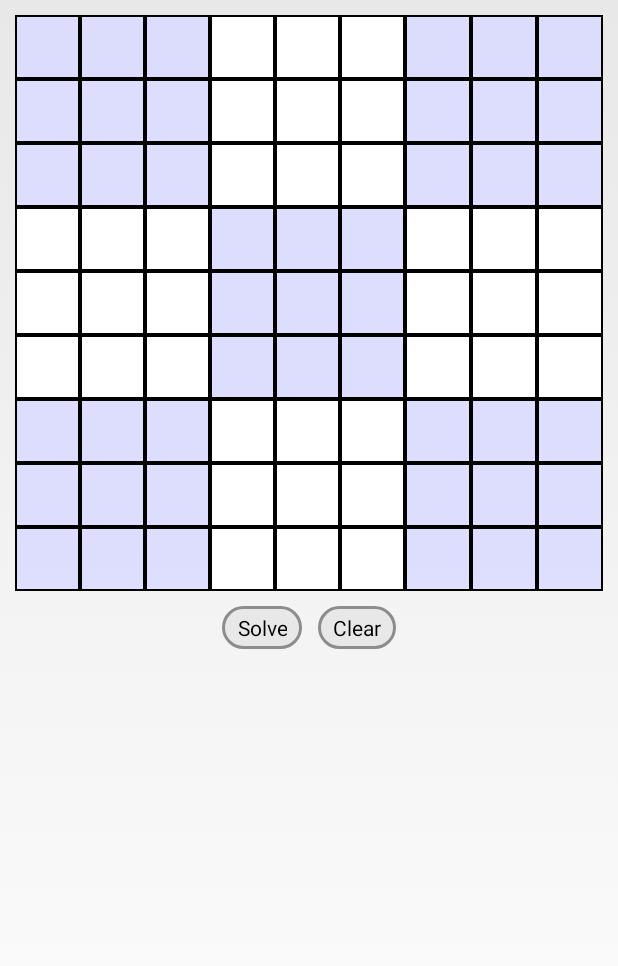
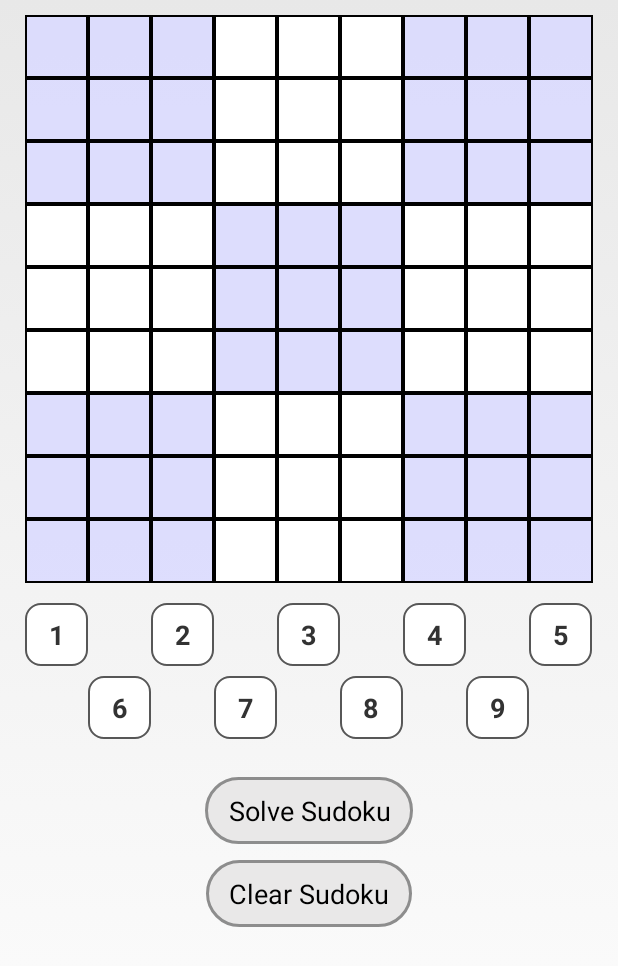
Before and after one commit to kashew-developers/PuzzleSolver, an Android app: the Sudoku screen opened directly, with no data from a screen before it, on a phone screen of 412 x 824 dp. Shown: the top 966 px of the screen. Run offline under Robolectric (Android 15) with nearby library versions, the phone set to English and light mode, and no system bars.

Commit message:
Improved Sudoku

```diff
--- a/app/src/main/java/in/kashewdevelopers/puzzlesolver/Sudoku.java
+++ b/app/src/main/java/in/kashewdevelopers/puzzlesolver/Sudoku.java
@@ -1,56 +1,78 @@
 package in.kashewdevelopers.puzzlesolver;
 
 import android.app.Activity;
-import android.content.Context;
+import android.graphics.Point;
+import android.graphics.Typeface;
+import android.graphics.drawable.Drawable;
 import android.os.Bundle;
 import android.os.Handler;
-import android.text.Editable;
-import android.text.InputType;
-import android.text.TextWatcher;
+import android.view.Display;
 import android.view.Gravity;
 import android.view.View;
-import android.view.inputmethod.InputMethodManager;
-import android.widget.EditText;
+import android.widget.Button;
 import android.widget.LinearLayout;
+import android.widget.TextView;
 import android.widget.Toast;
+
+import java.util.HashMap;
+import java.util.Map;
 
 public class Sudoku extends Activity {
 
-    LinearLayout sudokuBoxLayout;
-    Toast cannotSolveToast, pressBackToast;
-    boolean backPressed = false;
+    LinearLayout sudokuBoxes, inputPanel;
+    Toast pressBackToast, selectBlockForInput, lessInput, invalidInput;
+    Button clearButton;
+    boolean backPressed;
+
+    TextView[][] sudokuBoxesView;
+    TextView selectedBlock;
+    Drawable previousBackground;
 
     @Override
     protected void onCreate(Bundle savedInstanceState) {
+
         super.onCreate(savedInstanceState);
         setContentView(R.layout.activity_sudoku);
 
-        sudokuBoxLayout = findViewById(R.id.sudokuBoxes);
+        sudokuBoxesView = new TextView[9][9];
+        backPressed = false;
+        selectedBlock = null;
+        previousBackground = null;
+
+        invalidInput = Toast.makeText(this, "Invalid Input. Check the entered numbers", Toast.LENGTH_LONG);
+        pressBackToast = Toast.makeText(this, "Press Back Again", Toast.LENGTH_SHORT);
+        selectBlockForInput = Toast.makeText(this, "select any above block for input", Toast.LENGTH_SHORT);
+        lessInput = Toast.makeText(this, "At Least 16 numbers should be entered", Toast.LENGTH_LONG);
+
+        clearButton = findViewById(R.id.clearButton);
+        sudokuBoxes = findViewById(R.id.sudokuBoxes);
+        inputPanel = findViewById(R.id.inputPanel);
         createSudokuBoxes();
-
-        cannotSolveToast = Toast.makeText(this, "This cannot be solved", Toast.LENGTH_SHORT);
-        pressBackToast = Toast.makeText(this, "Press Back Again", Toast.LENGTH_SHORT);
 
     }
 
     public void createSudokuBoxes() {
 
-        /*
-        Sudoku contains 81 boxes / positions (9 x 9 matrix)
-        Adding each individual box using XML is tedious process
-        and modification is also difficult, it is better to dynamically
-        add all the required boxes.
-         */
+        // Get Screen Resolution
+        Display display = getWindowManager().getDefaultDisplay();
+        Point point = new Point();
+        display.getSize(point);
+        int screenWidth = point.x;
+
+        sudokuBoxes.getLayoutParams().width = screenWidth - 50;
+        sudokuBoxes.getLayoutParams().height = screenWidth - 50;
 
         for (int r = 0; r < 9; r++) {
             LinearLayout row = new LinearLayout(this);
-            row.setLayoutParams(new LinearLayout.LayoutParams(LinearLayout.LayoutParams.MATCH_PARENT, LinearLayout.LayoutParams.WRAP_CONTENT));
+            row.setLayoutParams(new LinearLayout.LayoutParams(LinearLayout.LayoutParams.MATCH_PARENT, 0, 1));
 
             for (int i = 0; i < 9; i++) {
-                EditText box = new EditText(this);
-                LinearLayout.LayoutParams layoutParams = new LinearLayout.LayoutParams(0, LinearLayout.LayoutParams.WRAP_CONTENT, 1);
+                TextView box = new TextView(this);
+                box.setTextSize(18);
+                LinearLayout.LayoutParams layoutParams = new LinearLayout.LayoutParams(0, LinearLayout.LayoutParams.MATCH_PARENT, 1);
                 layoutParams.setMargins(0, 0, 0, 0);
                 box.setLayoutParams(layoutParams);
+                box.setTypeface(null, Typeface.BOLD_ITALIC);
 
                 // create shaded boxes or white boxes
                 if (r < 3 || r > 5) {
@@ -62,102 +84,210 @@ public class Sudoku extends Activity {
                 }
 
                 box.setGravity(Gravity.CENTER);
-                box.setInputType(InputType.TYPE_CLASS_NUMBER);
-
-                // Close keyboard after taking input
-                final EditText temp = box;
-                box.addTextChangedListener(new TextWatcher() {
+                box.setOnClickListener(new View.OnClickListener() {
                     @Override
-                    public void beforeTextChanged(CharSequence s, int start, int count, int after) { }
-
-                    @Override
-                    public void onTextChanged(CharSequence s, int start, int before, int count) { }
-
-                    @Override
-                    public void afterTextChanged(Editable s) {
-
-                        if (s.toString().length() > 0) {
-                            InputMethodManager imm = (InputMethodManager) getSystemService(Context.INPUT_METHOD_SERVICE);
-                            imm.hideSoftInputFromWindow(temp.getWindowToken(), 0);
-                        }
+                    public void onClick(View v) {
+                        sudokuBoxClicked(v);
                     }
                 });
+                row.addView(box);
 
+                sudokuBoxesView[r][i] = box;
+            }
+
+            sudokuBoxes.addView(row);
+        }
+
+
+        inputPanel.getLayoutParams().width = screenWidth - 50;
+        LinearLayout row = new LinearLayout(this);
+        inputPanel.addView(row);
+        LinearLayout.LayoutParams layoutParams = new LinearLayout.LayoutParams(LinearLayout.LayoutParams.MATCH_PARENT, (screenWidth - 50) / 9);
+        layoutParams.setMargins(0, 20, 0, 0);
+        row.setLayoutParams(layoutParams);
+
+        for (int i = 1; i <= 5; i++) {
+            TextView box = new TextView(this);
+            layoutParams = new LinearLayout.LayoutParams((screenWidth - 50) / 9, LinearLayout.LayoutParams.MATCH_PARENT);
+            layoutParams.setMargins(0, 0, (i == 5) ? 0 : (screenWidth - 50) / 9, 0);
+            box.setLayoutParams(layoutParams);
+            box.setBackgroundResource(R.drawable.input_box);
+            box.setText(String.valueOf(i));
+            box.setTextSize(18);
+            box.setTypeface(null, Typeface.BOLD);
+            box.setGravity(Gravity.CENTER);
+            box.setOnClickListener(new View.OnClickListener() {
+                @Override
+                public void onClick(View v) {
+                    inputButtonClicked(v);
+                }
+            });
             row.addView(box);
         }
 
-            sudokuBoxLayout.addView(row);
+        row = new LinearLayout(this);
+        inputPanel.addView(row);
+        layoutParams = new LinearLayout.LayoutParams(LinearLayout.LayoutParams.MATCH_PARENT, (screenWidth - 50) / 9);
+        layoutParams.setMargins(0, 10, 0, 0);
+        row.setLayoutParams(layoutParams);
+
+        for (int i = 6; i <= 9; i++) {
+            TextView box = new TextView(this);
+            layoutParams = new LinearLayout.LayoutParams((screenWidth - 50) / 9, LinearLayout.LayoutParams.MATCH_PARENT);
+            layoutParams.setMargins((screenWidth - 50) / 9, 0, 0, 0);
+            box.setLayoutParams(layoutParams);
+            box.setBackgroundResource(R.drawable.input_box);
+            box.setText(String.valueOf(i));
+            box.setTypeface(null, Typeface.BOLD);
+            box.setTextSize(18);
+            box.setGravity(Gravity.CENTER);
+            box.setOnClickListener(new View.OnClickListener() {
+                @Override
+                public void onClick(View v) {
+                    inputButtonClicked(v);
                 }
+            });
+            row.addView(box);
+        }
+
+    }
+
+    public void sudokuBoxClicked(View v) {
+
+        if (selectedBlock == null) {
+            selectedBlock = (TextView) v;
+            previousBackground = v.getBackground();
+            v.setBackgroundResource(R.drawable.selected_box);
+            clearButton.setText(R.string.clearBox);
+        } else if (selectedBlock == v) {
+            v.setBackground(previousBackground);
+            selectedBlock = null;
+            clearButton.setText(R.string.clearSudoku);
+        } else {
+            selectedBlock.setBackground(previousBackground);
+            selectedBlock = (TextView) v;
+            previousBackground = v.getBackground();
+            v.setBackgroundResource(R.drawable.selected_box);
+        }
+
+    }
+
+    public void inputButtonClicked(View v) {
+
+        if (selectedBlock == null) {
+            selectBlockForInput.show();
+            return;
+        }
+
+        selectedBlock.setText(((TextView) v).getText());
+
+    }
+
+    public boolean validateInput(int[][] sudokuMatrix) {
+
+        // Check if all rows are valid
+        for (int row = 0; row < 9; row++) {
+
+            Map<Integer, Integer> numbers = new HashMap<>();
+            for (int i = 0; i < 9; i++) {
+                if (sudokuMatrix[row][i] != 0 && numbers.containsKey(sudokuMatrix[row][i]))
+                    return false;
+                else
+                    numbers.put(sudokuMatrix[row][i], 0);
+            }
+        }
+
+        // Check if all columns are valid
+        for (int col = 0; col < 9; col++) {
+
+            Map<Integer, Integer> numbers = new HashMap<>();
+            for (int i = 0; i < 9; i++) {
+                if (sudokuMatrix[i][col] != 0 && numbers.containsKey(sudokuMatrix[i][col]))
+                    return false;
+                else
+                    numbers.put(sudokuMatrix[i][col], 0);
+            }
+        }
+
+        // Check if all sectors are valid
+        for (int r = 0; r < 3; r++) {
+            for (int c = 0; c < 3; c++) {
+
+                Map<Integer, Integer> numbers = new HashMap<>();
+                for (int i = r * 3; i < (r * 3) + 3; i++) {
+                    for (int j = c * 3; j < (c * 3) + 3; j++) {
+                        if (sudokuMatrix[i][j] != 0 && numbers.containsKey(sudokuMatrix[i][j]))
+                            return false;
+                        else
+                            numbers.put(sudokuMatrix[i][j], 0);
+                    }
+                }
+
+            }
+        }
+
+        return true;
+
     }
 
     public void onSolveClick(View v) {
 
+        // If a box is selected, unselect it
+        if (selectedBlock != null) {
+            sudokuBoxClicked(selectedBlock);
+        }
+
+
         /*
-
             When user clicks the SOLVE button,
             read all the values inserted in the sudoku matrix
-        and store in an int[][] named sudokuMatrix.
+            and store in sudokuMatrix.
 
             if the input box is empty, insert 0
-        else convert string input to integer and assign to matrix
-
-        if user inserts a value that is less than 1 or greater than 9,
-        (sudoku is valid only for the range [1,9]), assign 0 to the matrix
-
 
             if puzzle is solved, SOLVED = true, showOutput by changing
-        the values of other sudoku boxes.
-        Else show a toast that it cannot be solved.
-
+            the values of empty sudoku boxes.
          */
 
         int[][] sudokuMatrix = new int[9][9];
-        boolean solved = false;
+        int zeroCount = 0;
 
         // Traverse through each box & store its value in matrix
-        for (int r = 0; r < sudokuBoxLayout.getChildCount(); r++) {
+        for (int r = 0; r < sudokuBoxes.getChildCount(); r++) {
 
-            LinearLayout row = (LinearLayout) sudokuBoxLayout.getChildAt(r);
+            LinearLayout row = (LinearLayout) sudokuBoxes.getChildAt(r);
 
             for (int c = 0; c < row.getChildCount(); c++) {
 
-                EditText box = (EditText) row.getChildAt(c);
-                int value = (box.getText().length() != 0) ? (Integer.parseInt(box.getText().toString())) : 0;
-                value = (value > 0 && value < 10) ? value : 0;
-                sudokuMatrix[r][c] = value;
+                TextView box = (TextView) row.getChildAt(c);
+                sudokuMatrix[r][c] = (box.getText().length() != 0) ? (Integer.parseInt(box.getText().toString())) : 0;
+
+                if (sudokuMatrix[r][c] == 0) zeroCount++;
 
             }
 
         }
 
+        // Minimum 16 numbers are required to solve a sudoku
+        if (81 - zeroCount < 16) {
+            lessInput.show();
+            return;
+        }
+
+        // Check if the input is valid
+        if (!validateInput(sudokuMatrix)) {
+            invalidInput.show();
+        }
+
         /*
-        send input matrix & position of the first box
+            send sudokuMatrix & position of the first box
             to the SOLVE method.
             Solve returns TRUE if puzzle solved,
             FALSE otherwise
          */
-        solved = solve(sudokuMatrix, new int[]{0, 0});
 
-        // if puzzle is solved, show solution, else show toast
-        if( solved ) showSolution(sudokuMatrix);
-        else cannotSolveToast.show();
+        solve(sudokuMatrix, new int[]{0, 0});
 
-    }
-
-    public void showSolution(int[][] matrix){
-
-        /*
-        If the puzzle is solved, take matrix (solution)
-        and assign values to all the boxes in the sudoku
-         */
-
-        for(int i = 0; i < 9; i++){
-            LinearLayout row = (LinearLayout) sudokuBoxLayout.getChildAt(i);
-            for(int j = 0; j < 9; j++){
-                EditText box = (EditText) row.getChildAt(j);
-                box.setText( String.valueOf(matrix[i][j]) );
-            }
-        }
     }
 
     public boolean solve(int[][] matrix, int[] rowColumn) {
@@ -165,10 +295,10 @@ public class Sudoku extends Activity {
         /*
             This method take the matrix & the current position as input.
 
+            if the current position is beyond the matrix, we have completed the puzzle
+
             if the current position already has a value not equal to zero, that position is already solved
             set "solved" to TRUE and recursively call "solve" for the next position
-
-        if the current position is beyond the matrix, we have completed the puzzle
 
             if current position is empty, iterate through 1 - 9 to find correct value
             in each iteration, check if the "value" is valid for current position,
@@ -182,12 +312,13 @@ public class Sudoku extends Activity {
         boolean solved = false;
 
         // check if we have completed the puzzle
-        if( rowColumn[0] > 8 ){
+        if (rowColumn[0] > 8) {
             solved = true;
-        }
-        else if( matrix[rowColumn[0]][rowColumn[1]] != 0 ) {
+            return solved;
+        } else if (matrix[rowColumn[0]][rowColumn[1]] != 0) {
             nextBox(rowColumn);
             solved = solve(matrix, rowColumn);
+            return solved;
         }
 
         // Iterate from 1 to 9 to check every possible value in the current position
@@ -201,6 +332,7 @@ public class Sudoku extends Activity {
 
                 // Assign solution in matrix
                 matrix[rowColumn[0]][rowColumn[1]] = value;
+                sudokuBoxesView[rowColumn[0]][rowColumn[1]].setText(String.valueOf(value));
 
                 // Find position of next box
                 int[] nextBoxPosition = {rowColumn[0], rowColumn[1]};
@@ -217,8 +349,9 @@ public class Sudoku extends Activity {
         }
 
         // if the puzzle is not solved, assign 0 to current position box (previous value)
-        if( ! solved ){
+        if (!solved) {
             matrix[rowColumn[0]][rowColumn[1]] = 0;
+            sudokuBoxesView[rowColumn[0]][rowColumn[1]].setText("");
         }
 
         return solved;
@@ -242,14 +375,10 @@ public class Sudoku extends Activity {
         check if the given TARGET is valid for the given
         position (row & column) in the matrix.
          */
-        if (!numberExistInRow(matrix, row, target) &&
+
+        return !numberExistInRow(matrix, row, target) &&
                 !numberExistInColumn(matrix, column, target) &&
-                !numberExistInSubGrid(matrix, row, column, target)) {
-
-            return true;
-        }
-
-        return false;
+                !numberExistInSubGrid(matrix, row, column, target);
 
     }
 
@@ -288,10 +417,15 @@ public class Sudoku extends Activity {
 
     public void onClearClick(View v) {
 
-        for (int i = 0; i < sudokuBoxLayout.getChildCount(); i++) {
-            LinearLayout row = (LinearLayout) sudokuBoxLayout.getChildAt(i);
+        if (selectedBlock != null) {
+            selectedBlock.setText("");
+            return;
+        }
+
+        for (int i = 0; i < sudokuBoxes.getChildCount(); i++) {
+            LinearLayout row = (LinearLayout) sudokuBoxes.getChildAt(i);
             for (int j = 0; j < row.getChildCount(); j++) {
-                EditText box = (EditText) row.getChildAt(j);
+                TextView box = (TextView) row.getChildAt(j);
                 box.setText(R.string.blank);
             }
         }
@@ -301,7 +435,7 @@ public class Sudoku extends Activity {
     @Override
     public void onBackPressed() {
 
-        if( backPressed ) super.onBackPressed();
+        if (backPressed) super.onBackPressed();
 
         backPressed = true;
         pressBackToast.show();
@@ -315,8 +449,11 @@ public class Sudoku extends Activity {
 
     @Override
     protected void onDestroy() {
+        lessInput.cancel();
         pressBackToast.cancel();
-        cannotSolveToast.cancel();
+        selectBlockForInput.cancel();
+        invalidInput.cancel();
         super.onDestroy();
     }
+
 }
--- /dev/null
+++ b/app/src/main/res/drawable/selected_box.xml
@@ -0,0 +1,9 @@
+<?xml version="1.0" encoding="utf-8"?>
+<shape xmlns:android="http://schemas.android.com/apk/res/android">
+
+    <solid android:color="#FAD44F" />
+    <stroke
+        android:width="1dp"
+        android:color="#000000" />
+
+</shape>
--- a/app/src/main/res/layout/activity_sudoku.xml
+++ b/app/src/main/res/layout/activity_sudoku.xml
@@ -6,25 +6,38 @@
     tools:context=".Sudoku">
 
     <LinearLayout
+        android:id="@+id/mainLayout"
         android:layout_width="match_parent"
         android:layout_height="wrap_content"
-        android:id="@+id/mainLayout"
+        android:layout_margin="10dp"
         android:orientation="vertical">
 
         <LinearLayout
+            android:id="@+id/sudokuBoxes"
+            android:layout_width="0dp"
+            android:layout_height="0dp"
+            android:layout_gravity="center"
+            android:layout_margin="0dp"
+            android:orientation="vertical"
+            android:padding="0dp" />
+
+        <LinearLayout
+            android:id="@+id/inputPanel"
+            android:layout_width="0dp"
+            android:layout_height="wrap_content"
+            android:layout_gravity="center"
+            android:layout_margin="0dp"
+            android:orientation="vertical"
+            android:padding="0dp" />
+
+        <!-- Control Buttons -->
+        <LinearLayout
+            android:id="@+id/controlButtons"
             android:layout_width="match_parent"
             android:layout_height="wrap_content"
-            android:id="@+id/sudokuBoxes"
-            android:orientation="vertical"
-            android:padding="10dp">
-
-        </LinearLayout>
-
-        <LinearLayout
-            android:layout_width="match_parent"
-            android:layout_height="wrap_content"
-            android:orientation="horizontal"
-            android:gravity="center_horizontal">
+            android:layout_marginTop="20dp"
+            android:gravity="center_horizontal"
+            android:orientation="vertical">
 
             <Button
                 android:layout_width="wrap_content"
@@ -33,17 +46,27 @@
                 android:layout_margin="5dp"
                 android:background="@drawable/button_box"
                 android:onClick="onSolveClick"
-                android:text="@string/solve" />
+                android:paddingStart="15dp"
+                android:paddingTop="10dp"
+                android:paddingEnd="15dp"
+                android:paddingBottom="10dp"
+                android:text="@string/solve"
+                android:textSize="18sp" />
 
             <Button
+                android:id="@+id/clearButton"
                 android:layout_width="wrap_content"
                 android:layout_height="wrap_content"
                 android:layout_gravity="center_horizontal"
                 android:layout_margin="5dp"
                 android:background="@drawable/button_box"
                 android:onClick="onClearClick"
-                android:text="@string/clear" />
-
+                android:paddingStart="15dp"
+                android:paddingTop="10dp"
+                android:paddingEnd="15dp"
+                android:paddingBottom="10dp"
+                android:text="@string/clearSudoku"
+                android:textSize="18sp" />
 
         </LinearLayout>
 
--- a/app/src/main/res/values/strings.xml
+++ b/app/src/main/res/values/strings.xml
@@ -7,7 +7,9 @@
     <string name="sudokuTitle">Sudoku</string>
 
     <string name="equal">=</string>
-    <string name="solve">Solve</string>
+    <string name="solve">Solve Sudoku</string>
+    <string name="clearBox">Clear Box</string>
+    <string name="clearSudoku">Clear Sudoku</string>
+    <string name="blank"> </string>
     <string name="clear">Clear</string>
-    <string name="blank"> </string>
 </resources>
```
Lines whose indentation alone changed are shown as unchanged.
